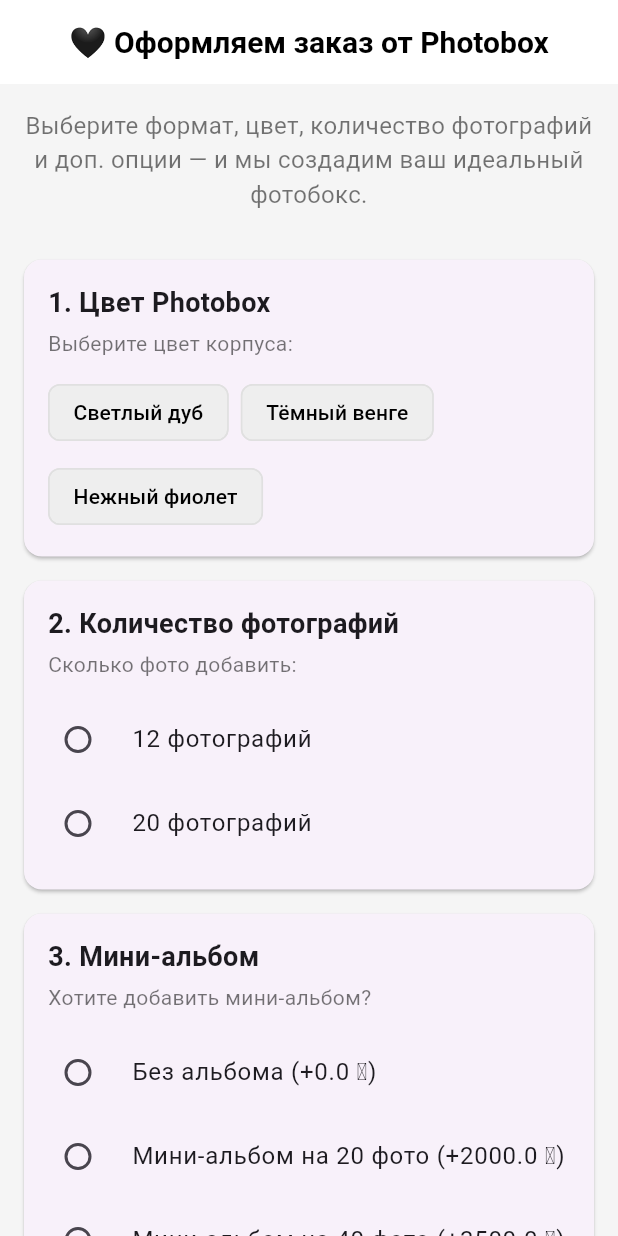
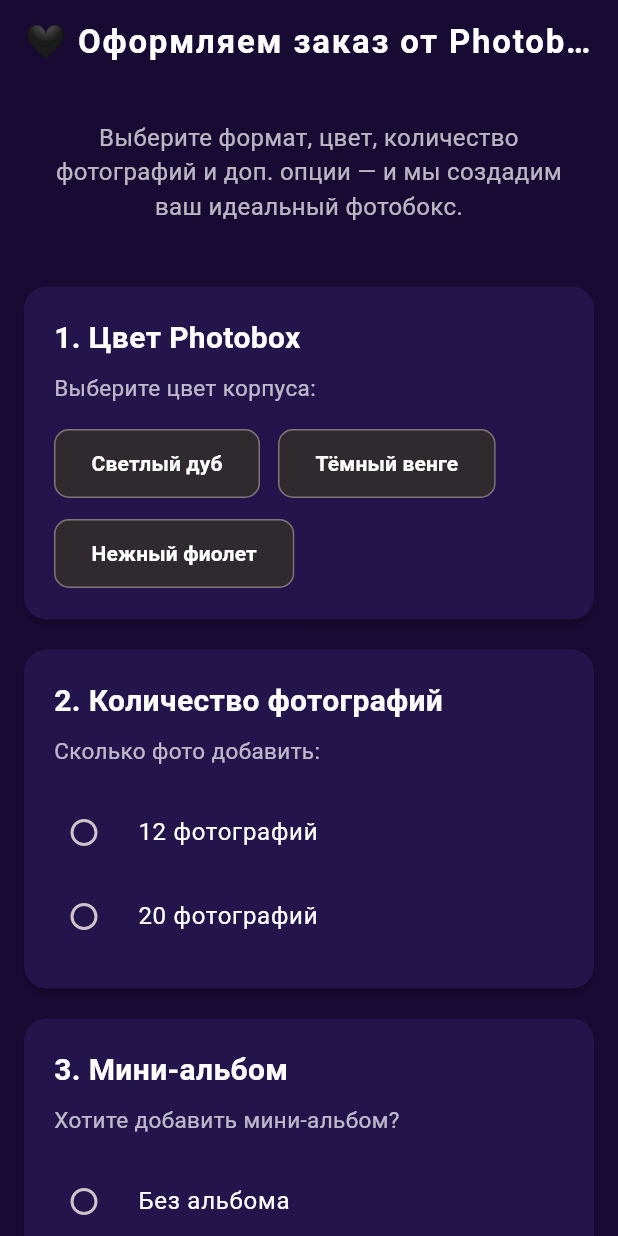
Before and after one commit to could-ai/019a27d2-203c-7a21-8544-a631cf3715ef, a Flutter app: the screen it shows after launch, on a phone screen of 412 x 824 dp. Run offline on Flutter 3.47's test engine with Material 3 defaults, Android fonts, the phone set to English and light mode, and no system bars.

Commit message:
Полностью изменил дизайн приложения на темную тему в соответствии с вашим запросом. Основной фон теперь темно-фиолетовый (#170B33), а все текстовые элементы и компоненты адаптированы для лучшей читаемости на темном фоне. Я обновил цветовую схему, стили карточек, кнопок и полей выбора, чтобы создать стильный и современный вид, напоминающий красивый сайт. Также были увеличены некоторые шрифты и отступы для улучшения визуального восприятия.

```diff
--- a/usr/lib/main.dart
+++ b/usr/lib/main.dart
@@ -14,28 +14,39 @@ class MyApp extends StatelessWidget {
       title: 'Photobox Order',
       debugShowCheckedModeBanner: false,
       theme: ThemeData(
+        brightness: Brightness.dark,
+        primaryColor: const Color(0xFF170B33),
         colorScheme: ColorScheme.fromSeed(
-          seedColor: Colors.deepPurple,
-          brightness: Brightness.light,
+          seedColor: Colors.purple,
+          brightness: Brightness.dark,
+          primary: Colors.purple.shade300,
+          secondary: Colors.amber,
         ),
         useMaterial3: true,
-        scaffoldBackgroundColor: Colors.grey[100],
+        scaffoldBackgroundColor: const Color(0xFF170B33),
         appBarTheme: const AppBarTheme(
-          backgroundColor: Colors.white,
+          backgroundColor: Colors.transparent,
           elevation: 0,
           centerTitle: true,
           titleTextStyle: TextStyle(
-            color: Colors.black,
-            fontSize: 20,
+            color: Colors.white,
+            fontSize: 22,
             fontWeight: FontWeight.bold,
+            letterSpacing: 1.2,
           ),
         ),
         cardTheme: CardTheme(
-          elevation: 1,
-          margin: const EdgeInsets.symmetric(vertical: 8.0),
+          elevation: 2,
+          color: const Color(0xFF23154C),
+          margin: const EdgeInsets.symmetric(vertical: 10.0),
           shape: RoundedRectangleBorder(
-            borderRadius: BorderRadius.circular(12),
+            borderRadius: BorderRadius.circular(15),
           ),
+        ),
+        textTheme: const TextTheme(
+          bodyMedium: TextStyle(color: Colors.white70),
+          headlineSmall: TextStyle(color: Colors.white, fontWeight: FontWeight.bold),
+          titleLarge: TextStyle(color: Colors.white, fontWeight: FontWeight.bold),
         ),
       ),
       home: const PhotoboxOrderScreen(),
@@ -139,10 +150,13 @@ class _PhotoboxOrderScreenState extends State<PhotoboxOrderScreen> {
       body: ListView(
         padding: const EdgeInsets.all(16.0),
         children: [
-          const Text(
+          Padding(
+            padding: const EdgeInsets.symmetric(vertical: 8.0, horizontal: 16.0),
+            child: const Text(
               'Выберите формат, цвет, количество фотографий и доп. опции — и мы создадим ваш идеальный фотобокс.',
               textAlign: TextAlign.center,
-            style: TextStyle(fontSize: 16, color: Colors.black54),
+              style: TextStyle(fontSize: 16, color: Colors.white70),
+            ),
           ),
           const SizedBox(height: 24),
           _buildSectionCard(
@@ -177,7 +191,7 @@ class _PhotoboxOrderScreenState extends State<PhotoboxOrderScreen> {
                   _calculatePrice();
                 });
               },
-              labelBuilder: (key) => '$key (+${_albumOptions[key]} ₸)',
+              labelBuilder: (key) => key == 'Без альбома' ? key : '$key (+${_albumOptions[key]} ₸)',
             ),
           ),
           _buildSectionCard(
@@ -205,14 +219,14 @@ class _PhotoboxOrderScreenState extends State<PhotoboxOrderScreen> {
   Widget _buildSectionCard({required String title, required String subtitle, required Widget child}) {
     return Card(
       child: Padding(
-        padding: const EdgeInsets.all(16.0),
+        padding: const EdgeInsets.all(20.0),
         child: Column(
           crossAxisAlignment: CrossAxisAlignment.start,
           children: [
-            Text(title, style: const TextStyle(fontSize: 18, fontWeight: FontWeight.bold)),
-            const SizedBox(height: 4),
-            Text(subtitle, style: const TextStyle(fontSize: 14, color: Colors.black54)),
-            const SizedBox(height: 12),
+            Text(title, style: const TextStyle(fontSize: 20, fontWeight: FontWeight.bold, color: Colors.white)),
+            const SizedBox(height: 8),
+            Text(subtitle, style: const TextStyle(fontSize: 15, color: Colors.white70)),
+            const SizedBox(height: 16),
             child,
           ],
         ),
@@ -222,8 +236,8 @@ class _PhotoboxOrderScreenState extends State<PhotoboxOrderScreen> {
 
   Widget _buildColorSelector() {
     return Wrap(
-      spacing: 8.0,
-      runSpacing: 8.0,
+      spacing: 12.0,
+      runSpacing: 12.0,
       children: _colors.map((color) {
         final isSelected = _selectedColor == color;
         return ChoiceChip(
@@ -238,15 +252,17 @@ class _PhotoboxOrderScreenState extends State<PhotoboxOrderScreen> {
           },
           selectedColor: Theme.of(context).colorScheme.primary,
           labelStyle: TextStyle(
-            color: isSelected ? Colors.white : Colors.black,
+            color: isSelected ? Colors.black : Colors.white,
+            fontWeight: FontWeight.bold,
           ),
-          backgroundColor: Colors.grey[200],
+          backgroundColor: Colors.white.withOpacity(0.1),
           shape: RoundedRectangleBorder(
-            borderRadius: BorderRadius.circular(8),
+            borderRadius: BorderRadius.circular(10),
             side: BorderSide(
-              color: isSelected ? Theme.of(context).colorScheme.primary : Colors.grey[300]!,
+              color: isSelected ? Theme.of(context).colorScheme.primary : Colors.white.withOpacity(0.2),
             ),
           ),
+          padding: const EdgeInsets.symmetric(horizontal: 16, vertical: 12),
         );
       }).toList(),
     );
@@ -261,7 +277,7 @@ class _PhotoboxOrderScreenState extends State<PhotoboxOrderScreen> {
     return Column(
       children: options.keys.map((key) {
         return RadioListTile<T>(
-          title: Text(labelBuilder(key)),
+          title: Text(labelBuilder(key), style: const TextStyle(color: Colors.white, fontSize: 16)),
           value: key,
           groupValue: groupValue,
           onChanged: onChanged,
@@ -273,29 +289,33 @@ class _PhotoboxOrderScreenState extends State<PhotoboxOrderScreen> {
   }
 
   Widget _buildPriceFooter() {
-    return Column(
+    return Padding(
+      padding: const EdgeInsets.symmetric(vertical: 16.0),
+      child: Column(
         children: [
           Text(
             'Итоговая цена: ${_totalPrice.toStringAsFixed(0)} ₸',
-          style: const TextStyle(fontSize: 20, fontWeight: FontWeight.bold),
+            style: const TextStyle(fontSize: 24, fontWeight: FontWeight.bold, color: Colors.white),
           ),
-        const SizedBox(height: 16),
+          const SizedBox(height: 24),
           if (_isOrderComplete())
             ElevatedButton.icon(
               onPressed: _sendOrderToWhatsApp,
-            icon: const Icon(Icons.chat_bubble_outline),
-            label: const Text('💬 Отправить заказ в WhatsApp'),
+              icon: const Icon(Icons.chat_bubble_outline, color: Colors.white),
+              label: const Text('💬 Отправить заказ в WhatsApp', style: TextStyle(color: Colors.white)),
               style: ElevatedButton.styleFrom(
-              backgroundColor: Colors.green,
+                backgroundColor: Colors.green.shade600,
                 foregroundColor: Colors.white,
-              padding: const EdgeInsets.symmetric(horizontal: 32, vertical: 16),
+                padding: const EdgeInsets.symmetric(horizontal: 32, vertical: 18),
                 textStyle: const TextStyle(fontSize: 16, fontWeight: FontWeight.bold),
                 shape: RoundedRectangleBorder(
                   borderRadius: BorderRadius.circular(30),
                 ),
+                elevation: 5,
               ),
             ),
         ],
+      ),
     );
   }
 }
```
Lines whose indentation alone changed are shown as unchanged.
